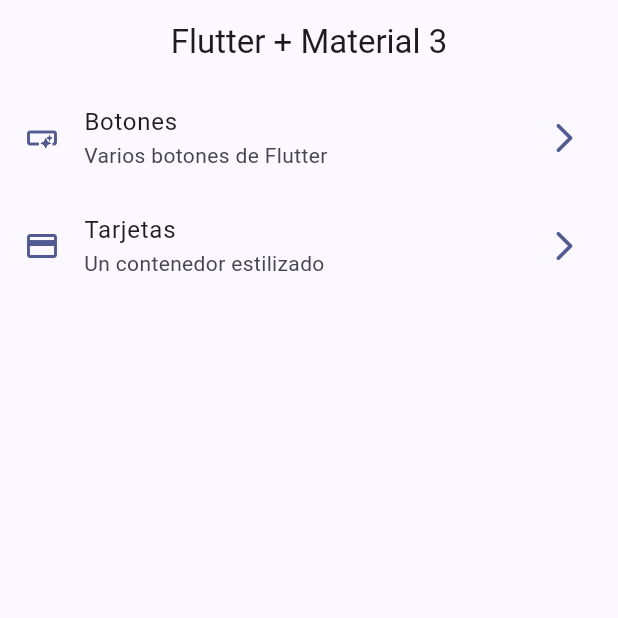
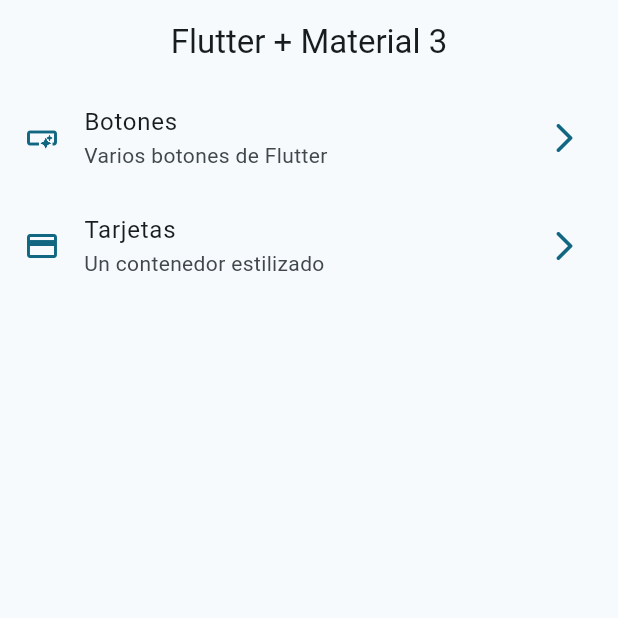
Before and after one commit to FisgHS/widgets_app, a Flutter app: the screen it shows after launch, on a phone screen of 412 x 824 dp, the top half of it. Run offline on Flutter 3.47's test engine with Material 3 defaults, Android fonts, the phone set to English and light mode, and no system bars; our stand-ins replace go_router.

Commit message:
Change theme color

```diff
--- a/lib/main.dart
+++ b/lib/main.dart
@@ -14,7 +14,7 @@ class MainApp extends StatelessWidget {
     return MaterialApp.router(
       routerConfig: appRouter,
       debugShowCheckedModeBanner: false,
-      theme: AppTheme(selectecColor: 4).getTheme(),
+      theme: AppTheme(selectecColor: 1).getTheme(),
     );
   }
 }
```
